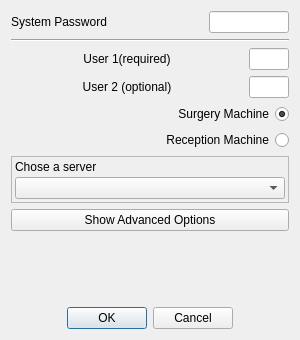
rowinggolfer/openmolar1, file src/openmolar/qt-designer/startscreen.ui: the form before one commit.
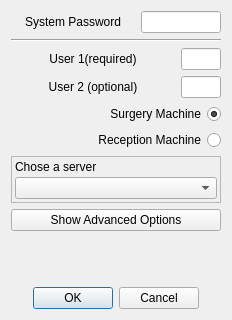
The form after the commit. Icons and pictures are not drawn.

The edit to the form file:
```diff
--- a/src/openmolar/qt-designer/startscreen.ui
+++ b/src/openmolar/qt-designer/startscreen.ui
@@ -9,14 +9,14 @@
    <rect>
     <x>0</x>
     <y>0</y>
-    <width>300</width>
-    <height>340</height>
+    <width>232</width>
+    <height>320</height>
    </rect>
   </property>
   <property name="minimumSize">
    <size>
-    <width>300</width>
-    <height>340</height>
+    <width>200</width>
+    <height>320</height>
    </size>
   </property>
   <property name="windowTitle">
@@ -35,6 +35,9 @@
      <property name="text">
       <string>System Password</string>
      </property>
+     <property name="alignment">
+      <set>Qt::AlignCenter</set>
+     </property>
      <property name="wordWrap">
       <bool>true</bool>
      </property>
```
